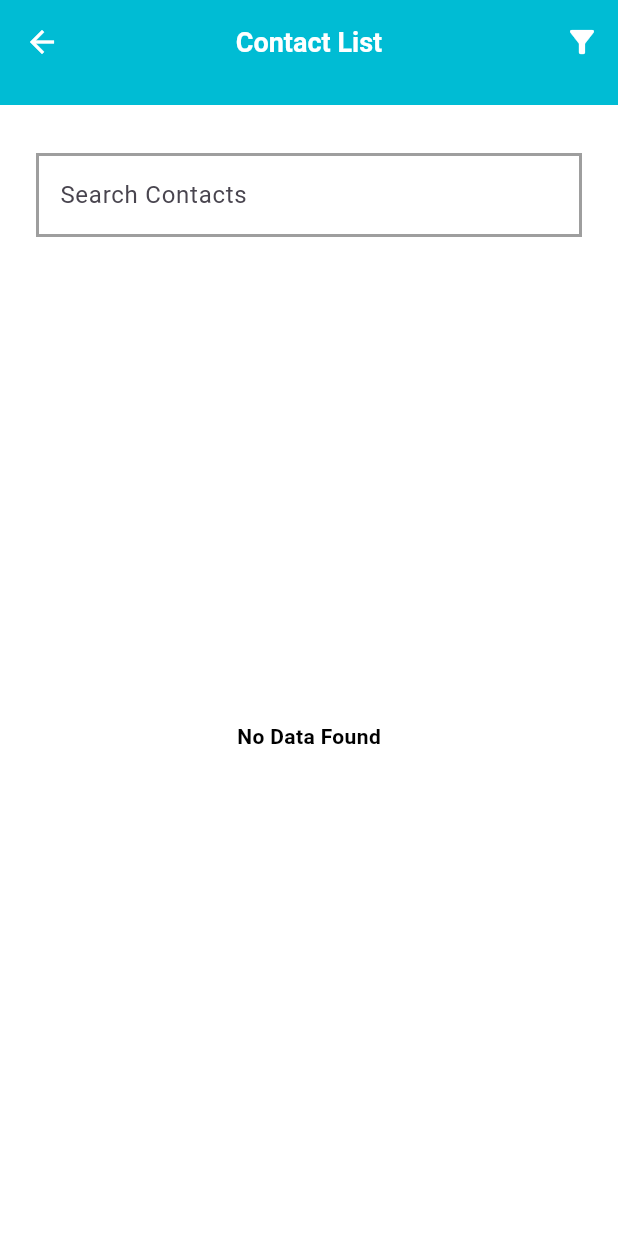
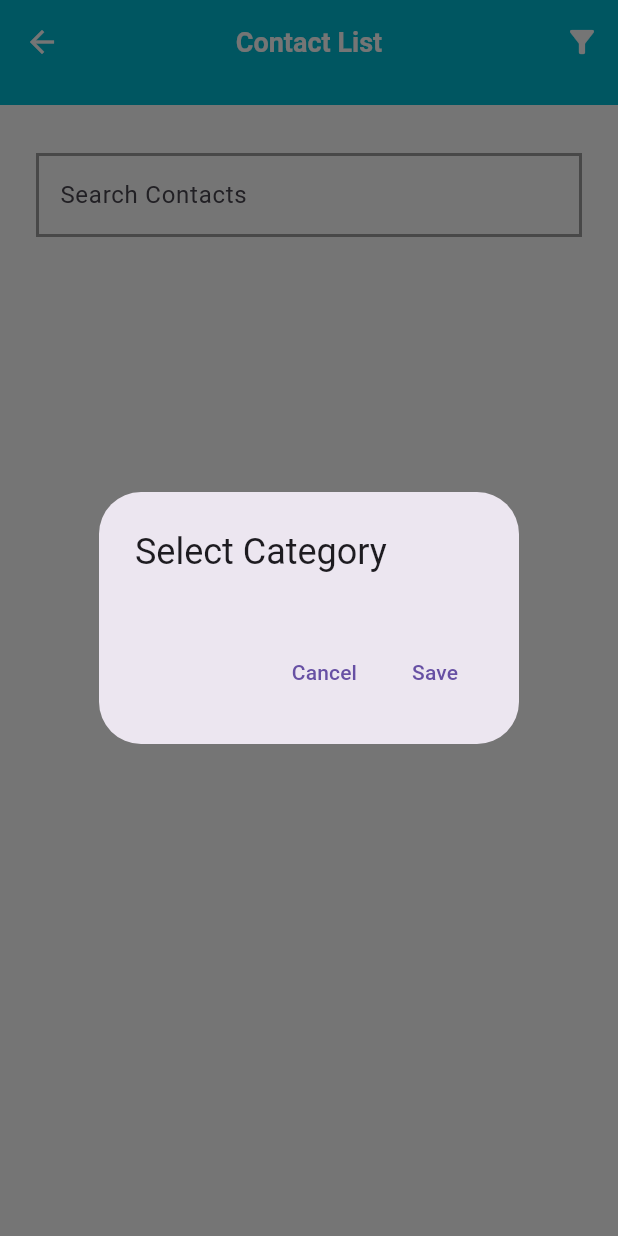
Before and after one commit to DivyangSoni588/contact_x, a Flutter app: the ContactListScreen screen opened by its route, after a tap on the "filter alt" icon, on a phone screen of 412 x 824 dp. Run offline on Flutter 3.47's test engine with Material 3 defaults, Android fonts, the phone set to English and light mode, and no system bars; our stand-ins replace email_validator, equatable, flutter_bloc, flutter_contacts, get_it, image_picker and 2 more; accounts and stored records are empty.

Commit message:
:rocket: filter contacts added

```diff
--- a/lib/core/services/injection_container.dart
+++ b/lib/core/services/injection_container.dart
@@ -14,6 +14,7 @@ import 'package:contact_x/src/contacts/data/sources/local_contact_data_source.da
 import 'package:contact_x/src/contacts/domain/repositories/contact_repository.dart';
 import 'package:contact_x/src/contacts/domain/usecases/delete_contact_use_case.dart';
 import 'package:contact_x/src/contacts/domain/usecases/edit_contact_use_case.dart';
+import 'package:contact_x/src/contacts/domain/usecases/filter_contacts_use_case.dart';
 import 'package:contact_x/src/contacts/domain/usecases/get_all_contacts_use_case.dart';
 import 'package:contact_x/src/contacts/domain/usecases/insert_contact_use_case.dart';
 import 'package:contact_x/src/contacts/domain/usecases/search_contact_use_case.dart';
@@ -72,4 +73,7 @@ Future<void> initDependencies() async {
   getIt.registerLazySingleton(
     () => SearchContactUseCase(getIt<ContactRepository>()),
   );
+  getIt.registerLazySingleton(
+    () => FilterContactsUseCase(getIt<ContactRepository>()),
+  );
 }
--- a/lib/src/contacts/data/repositories/contact_repository_impl.dart
+++ b/lib/src/contacts/data/repositories/contact_repository_impl.dart
@@ -35,4 +35,9 @@ class ContactRepositoryImpl implements ContactRepository {
   Future<List<ContactModel>> searchContact({required String searchQuery}) {
     return _contactDataSource.searchContact(searchQuery: searchQuery);
   }
+
+  @override
+  Future<List<ContactModel>> filterContacts({required int categoryId}) {
+    return _contactDataSource.filterContacts(categoryId: categoryId);
+  }
 }
--- a/lib/src/contacts/data/sources/contact_data_source.dart
+++ b/lib/src/contacts/data/sources/contact_data_source.dart
@@ -6,4 +6,6 @@ abstract class ContactDataSource {
   Future<List<ContactModel>> getAllContacts();
   Future<void> deleteContact({required int id});
   Future<List<ContactModel>> searchContact({required String searchQuery});
+
+  Future<List<ContactModel>> filterContacts({required int categoryId});
 }
--- a/lib/src/contacts/data/sources/local_contact_data_source.dart
+++ b/lib/src/contacts/data/sources/local_contact_data_source.dart
@@ -34,4 +34,9 @@ class LocalContactDataSource implements ContactDataSource {
   Future<List<ContactModel>> searchContact({required String searchQuery}) {
     return _contactDao.searchContacts(searchQuery);
   }
+
+  @override
+  Future<List<ContactModel>> filterContacts({required int categoryId}) {
+    return _contactDao.filterContacts(categoryId);
+  }
 }
--- a/lib/src/contacts/domain/repositories/contact_repository.dart
+++ b/lib/src/contacts/domain/repositories/contact_repository.dart
@@ -8,4 +8,6 @@ abstract class ContactRepository {
   Future<void> deleteContact({required int id});
 
   Future<List<ContactModel>> searchContact({required String searchQuery});
+
+  Future<List<ContactModel>> filterContacts({required int categoryId});
 }
--- /dev/null
+++ b/lib/src/contacts/domain/usecases/filter_contacts_use_case.dart
@@ -0,0 +1,12 @@
+import 'package:contact_x/src/contacts/domain/models/contact.dart';
+import 'package:contact_x/src/contacts/domain/repositories/contact_repository.dart';
+
+class FilterContactsUseCase {
+  final ContactRepository repository;
+
+  FilterContactsUseCase(this.repository);
+
+  Future<List<ContactModel>> execute(int categoryId) async {
+    return repository.filterContacts(categoryId: categoryId);
+  }
+}
--- a/lib/src/contacts/presentation/contacts_bloc/contacts_event.dart
+++ b/lib/src/contacts/presentation/contacts_bloc/contacts_event.dart
@@ -38,12 +38,12 @@ class SearchContactEvent extends ContactsEvent {
 }
 
 class FilterContactsByCategoryEvent extends ContactsEvent {
-  final String category;
+  final int categoryId;
 
-  const FilterContactsByCategoryEvent(this.category);
+  const FilterContactsByCategoryEvent(this.categoryId);
 
   @override
-  List<Object?> get props => [category];
+  List<Object?> get props => [categoryId];
 }
 
 class ClearFiltersEvent extends ContactsEvent {}
--- a/lib/src/contacts/presentation/views/contact_list_screen.dart
+++ b/lib/src/contacts/presentation/views/contact_list_screen.dart
@@ -1,15 +1,21 @@
 import 'package:contact_x/core/constants/app_route_constants.dart';
 import 'package:contact_x/core/extensions/context_extension.dart';
+import 'package:contact_x/core/resources/app_colors.dart';
 import 'package:contact_x/core/resources/app_string_keys.dart';
 import 'package:contact_x/core/resources/app_text_style.dart';
 import 'package:contact_x/core/widgets/app_circular_image.dart';
 import 'package:contact_x/core/widgets/app_text_field.dart';
 import 'package:contact_x/core/widgets/app_text_widget.dart';
 import 'package:contact_x/core/widgets/common_app_bar.dart';
+import 'package:contact_x/src/category/domain/models/category.dart';
+import 'package:contact_x/src/category/presentation/add_or_edit_category_bloc/category_bloc.dart';
+import 'package:contact_x/src/category/presentation/add_or_edit_category_bloc/category_event.dart';
+import 'package:contact_x/src/category/presentation/add_or_edit_category_bloc/category_state.dart';
 import 'package:contact_x/src/contacts/domain/models/contact.dart';
 import 'package:contact_x/src/contacts/presentation/contacts_bloc/contacts_bloc.dart';
 import 'package:contact_x/src/contacts/presentation/contacts_bloc/contacts_event.dart';
 import 'package:contact_x/src/contacts/presentation/contacts_bloc/contacts_state.dart';
+import 'package:contact_x/src/contacts/presentation/widgets/filter_dialog_widget.dart';
 import 'package:flutter/material.dart';
 import 'package:flutter_bloc/flutter_bloc.dart';
 
@@ -26,10 +32,15 @@ class _ContactListScreenState extends State<ContactListScreen> {
   final TextEditingController _searchContactController =
       TextEditingController();
   final FocusNode _focusNode = FocusNode();
+
+  // Add a state variable to track the selected category
+  Category? _selectedCategory;
+
   @override
   void initState() {
     super.initState();
     context.read<ContactsBloc>().add(GetAllContactsEvent());
+    context.read<CategoryBloc>().add(LoadCategories());
     addSearchTextControllerListener();
   }
 
@@ -46,7 +57,72 @@ class _ContactListScreenState extends State<ContactListScreen> {
       appBar: CommonAppBar(
         appBarTitle: AppStringKeys.contactList,
         actionWidgets: [
-          IconButton(onPressed: () {}, icon: const Icon(Icons.filter_alt)),
+          BlocBuilder<CategoryBloc, CategoryState>(
+            builder: (context, categoryState) {
+              if (categoryState is CategoryLoading) {
+                return Center(child: CircularProgressIndicator());
+              } else if (categoryState is CategoryError) {
+                return Text(
+                  categoryState.message,
+                  style: TextStyle(color: Colors.red),
+                );
+              } else if (categoryState is CategoryLoaded) {
+                return Row(
+                  children: [
+                    if (_selectedCategory != null)
+                      Container(
+                        padding: EdgeInsets.symmetric(
+                          horizontal: 8,
+                          vertical: 4,
+                        ),
+                        decoration: BoxDecoration(
+                          color: AppColors.lightOrange,
+                          borderRadius: BorderRadius.circular(12),
+                        ),
+                        child: Row(
+                          mainAxisSize: MainAxisSize.min,
+                          children: [
+                            Text(
+                              _selectedCategory?.name ?? '',
+                              style: TextStyle(
+                                fontWeight: FontWeight.bold,
+                                fontSize: 12,
+                              ),
+                            ),
+                            SizedBox(width: 4),
+                            InkWell(
+                              onTap: () {
+                                _clearFilter();
+                              },
+                              child: Icon(Icons.close, size: 14),
+                            ),
+                          ],
+                        ),
+                      ),
+                    IconButton(
+                      onPressed: () {
+                        _showFilterDialogWidget(
+                          categoryState.categories,
+                          _selectedCategory,
+                          _applyFilter,
+                        );
+                      },
+                      icon: Icon(
+                        Icons.filter_alt,
+                        // Change icon color when filter is applied
+                        color:
+                            _selectedCategory != null
+                                ? Theme.of(context).primaryColor
+                                : null,
+                      ),
+                    ),
+                  ],
+                );
+              } else {
+                return SizedBox();
+              }
+            },
+          ),
         ],
       ),
       body: Column(
@@ -243,10 +319,73 @@ class _ContactListScreenState extends State<ContactListScreen> {
     _searchContactController.addListener(() {
       final String searchText = _searchContactController.text.trim();
       if (searchText.isEmpty) {
-        context.read<ContactsBloc>().add(GetAllContactsEvent());
+        _reloadContacts();
       } else {
         context.read<ContactsBloc>().add(SearchContactEvent(searchText));
       }
     });
   }
+
+  void _showFilterDialogWidget(
+    List<Category> categories,
+    Category? selectedCategory,
+    Function(Category?) onApply,
+  ) {
+    showDialog(
+      context: context,
+      builder:
+          (context) => FilterDialogWidget(
+            categories: categories,
+            selectedCategory: selectedCategory,
+            onApply: onApply,
+          ),
+    );
+  }
+
+  // New method to apply the filter
+  void _applyFilter(Category? category) {
+    setState(() {
+      _selectedCategory = category;
+    });
+
+    // Apply the filter to the contacts
+    _reloadContacts();
+  }
+
+  // New method to clear the filter
+  void _clearFilter() {
+    setState(() {
+      _selectedCategory = null;
+    });
+
+    // Reload all contacts without filter
+    _reloadContacts();
+  }
+
+  // Helper method to reload contacts with current filter
+  void _reloadContacts() {
+    if (_selectedCategory != null) {
+      context.read<ContactsBloc>().add(
+        FilterContactsByCategoryEvent(_getCategoryId() ?? -1),
+      );
+    } else if (_searchContactController.text.isNotEmpty) {
+      context.read<ContactsBloc>().add(
+        SearchContactEvent(_searchContactController.text),
+      );
+    } else {
+      context.read<ContactsBloc>().add(GetAllContactsEvent());
+    }
+  }
+
+  // Helper method to get the categoryId from the selected category name
+  int? _getCategoryId() {
+    if (_selectedCategory == null) {
+      return null;
+    }
+
+    // You need to implement a way to get the categoryId from the category name
+    // This depends on how your categories are stored
+    // For now, we'll assume the category name is the same as the categoryId
+    return _selectedCategory?.id;
+  }
 }
--- /dev/null
+++ b/lib/src/contacts/presentation/widgets/filter_dialog_widget.dart
@@ -0,0 +1,67 @@
+import 'package:contact_x/src/category/domain/models/category.dart';
+import 'package:flutter/material.dart';
+
+class FilterDialogWidget extends StatefulWidget {
+  final List<Category> categories;
+  final Category? selectedCategory;
+  final Function(Category?) onApply;
+
+  const FilterDialogWidget({
+    super.key,
+    required this.categories,
+    this.selectedCategory,
+    required this.onApply,
+  });
+
+  @override
+  State<FilterDialogWidget> createState() => _FilterDialogWidgetState();
+}
+
+class _FilterDialogWidgetState extends State<FilterDialogWidget> {
+  Category? _selectedCategory;
+
+  @override
+  void initState() {
+    super.initState();
+    _selectedCategory = widget.selectedCategory; // Preserve previous selection
+  }
+
+  @override
+  Widget build(BuildContext context) {
+    return AlertDialog(
+      title: Text("Select Category"),
+      content: Column(
+        mainAxisSize: MainAxisSize.min,
+        children: [
+          ...widget.categories.map(
+            (category) => RadioListTile<Category>(
+              title: Text(category.name),
+              value: category,
+              groupValue: _selectedCategory,
+              onChanged: (value) {
+                setState(() {
+                  _selectedCategory = value;
+                });
+              },
+            ),
+          ),
+        ],
+      ),
+      actions: [
+        TextButton(
+          onPressed: () {
+            Navigator.pop(context);
+          },
+          child: Text("Cancel"),
+        ),
+        TextButton(
+          onPressed: () {
+            widget.onApply(_selectedCategory);
+            Navigator.pop(context);
+          },
+          child: Text("Save"),
+        ),
+      ],
+    );
+  }
+}
```
Also changed, not shown: lib/src/contacts/data/sources/contact_dao.dart (+12 -0 lines), lib/src/contacts/presentation/contacts_bloc/contacts_bloc.dart (+29 -26 lines).
